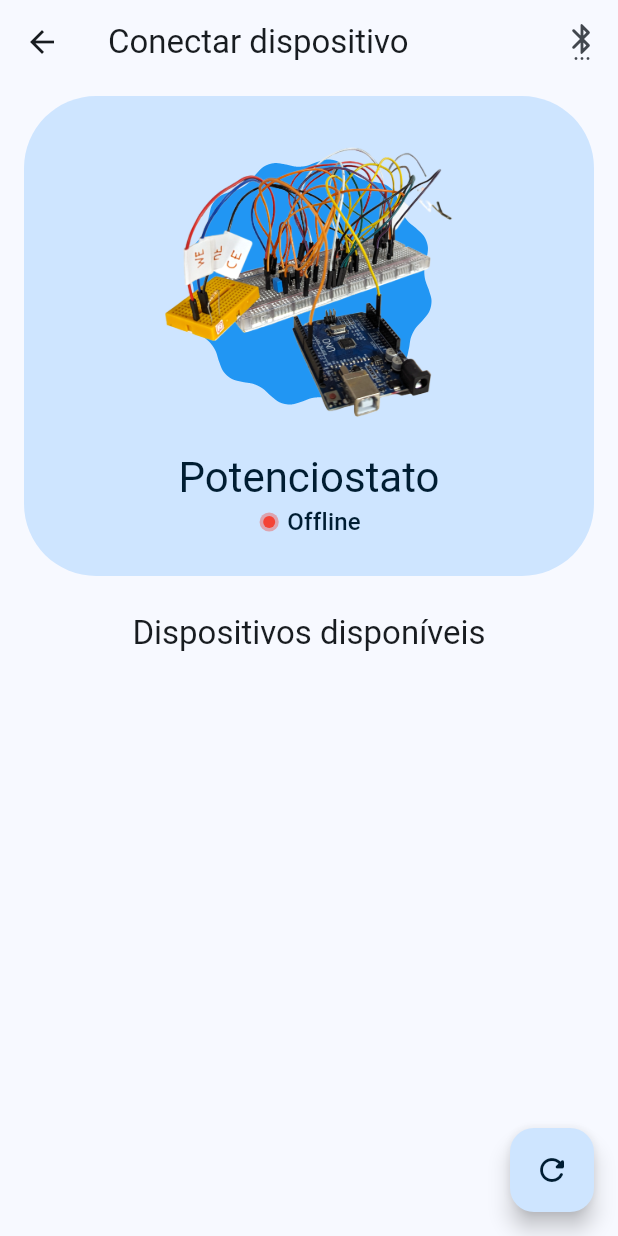
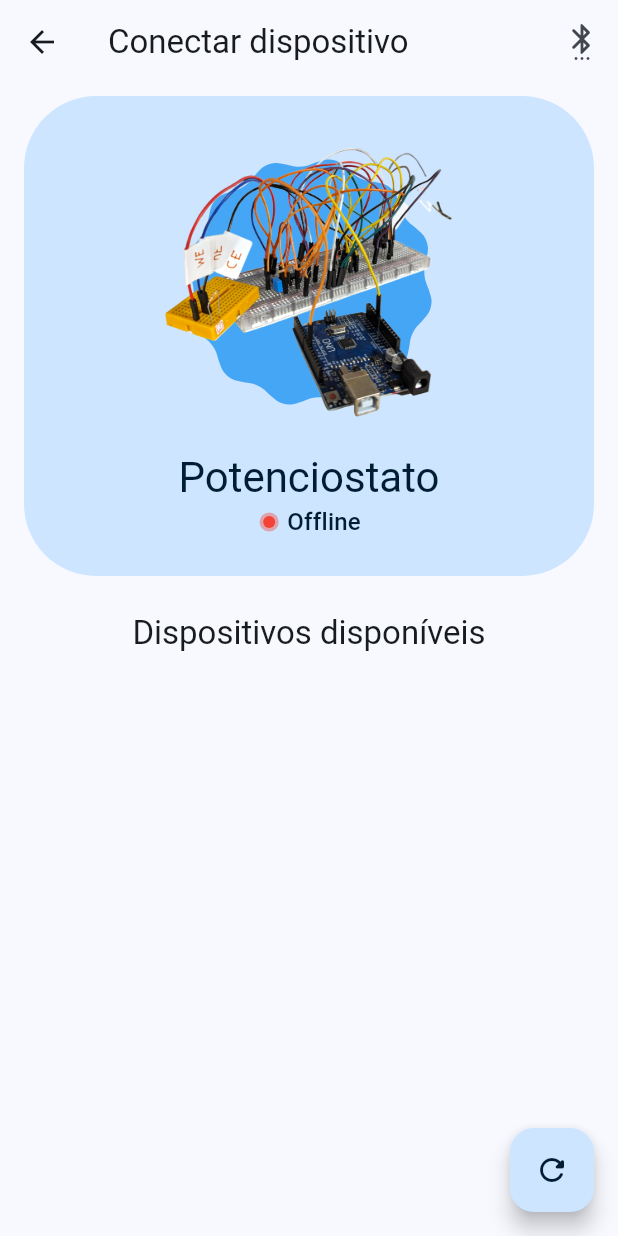
Before and after one commit to vicenteparmi/labsense, a Flutter app: the screen it shows after launch, after a tap on "Potenciostato", on a phone screen of 412 x 824 dp. Run offline on Flutter 3.47's test engine with Material 3 defaults, Android fonts, the phone set to English and light mode, and no system bars; our stand-ins replace flutter_animate, flutter_bluetooth_serial, flutter_svg, reorderables, shared_preferences, sqflite; missing offline and left inert: step_tracker; accounts and stored records are empty; generated files the repository leaves out were written again.

Commit message:
Color scheme changes

```diff
--- a/lib/components/material_you_shape.dart
+++ b/lib/components/material_you_shape.dart
@@ -50,7 +50,7 @@ class CirclePainter extends CustomPainter {
     final radius = min(size.width, size.height) / 2 - 20;
 
     final paint = Paint()
-      ..color = Colors.blue
+      ..color = Colors.blue.withOpacity(0.8)
       ..style = PaintingStyle.fill;
 
     List<Offset> points = [];
--- a/lib/main.dart
+++ b/lib/main.dart
@@ -31,7 +31,21 @@ class MyApp extends StatelessWidget {
           }),
           useMaterial3: true,
         ),
-        themeMode: ThemeMode.light,
+        highContrastTheme: ThemeData(
+          colorScheme: MaterialTheme.lightHighContrastScheme().toColorScheme(),
+          pageTransitionsTheme: const PageTransitionsTheme(builders: {
+            TargetPlatform.android: PredictiveBackPageTransitionsBuilder(),
+          }),
+          useMaterial3: true,
+        ),
+        highContrastDarkTheme: ThemeData(
+          colorScheme: MaterialTheme.darkHighContrastScheme().toColorScheme(),
+          pageTransitionsTheme: const PageTransitionsTheme(builders: {
+            TargetPlatform.android: PredictiveBackPageTransitionsBuilder(),
+          }),
+          useMaterial3: true,
+        ),
+        themeMode: ThemeMode.system,
         localizationsDelegates: const [
           AppLocalizations.delegate,
           GlobalMaterialLocalizations.delegate,
```
